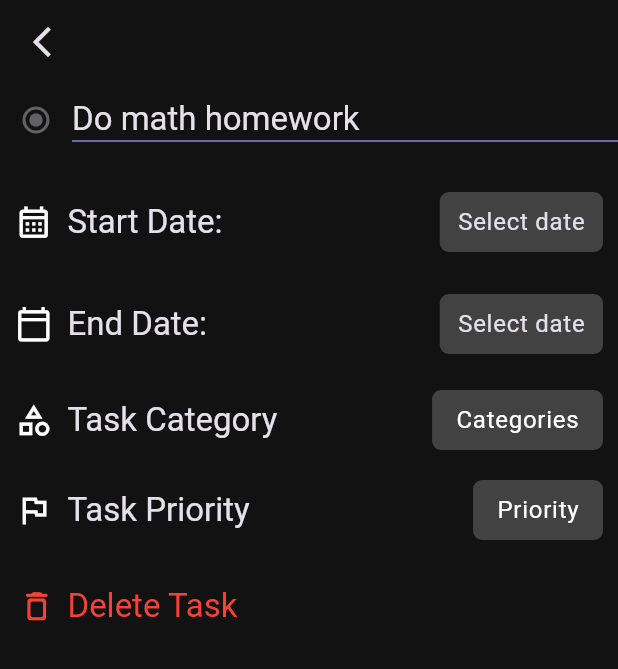
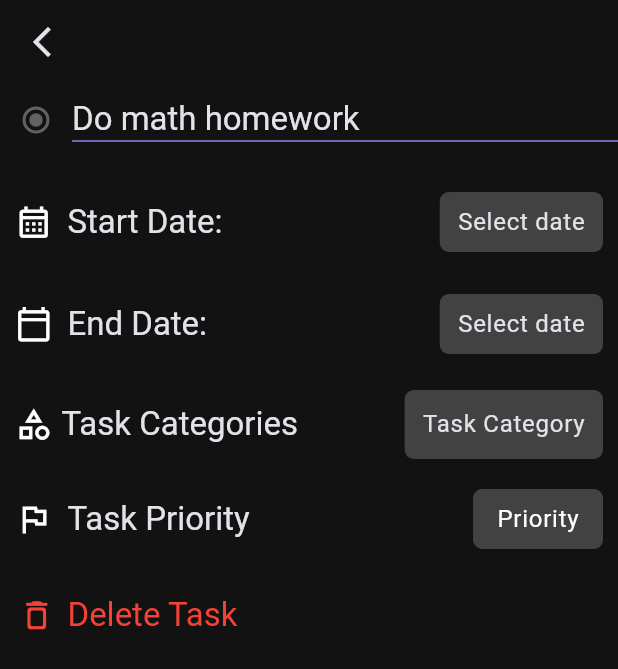
Before and after one commit to MajidiyM/todoListApp, a Flutter app: the DetailedTaskScreen screen opened by its route, on a phone screen of 412 x 824 dp. Shown: the top 669 px of the screen. Run offline on Flutter 3.47's test engine with Material 3 defaults, Android fonts, the phone set to English and light mode, and no system bars; our stand-ins replace auto_route, syncfusion_flutter_datepicker.

Commit message:
[Edit] Refactoring
Изменил архитектуру проекта и тайл категории таска

```diff
--- a/lib/data/categories.dart
+++ /dev/null
@@ -1,72 +0,0 @@
-import 'package:flutter/material.dart';
-
-import '../models/models.dart';
-
-final List<Category> categories = [
-  Category(
-    icon: Icons.local_grocery_store_outlined,
-    iconColor: Color(0xFF21A300),
-    label: "Grocery",
-    color: Color(0xFFCCFF80),
-  ),
-  Category(
-    icon: Icons.work_outline_outlined,
-    iconColor: Color(0xFFA31D00),
-    label: "Work",
-    color: Color(0xFFFF9680),
-  ),
-  Category(
-    icon: Icons.sports_outlined,
-    iconColor: Color(0xFF00A32F),
-    label: "Sport",
-    color: Color(0xFF80FFFF),
-  ),
-  Category(
-    icon: Icons.design_services_outlined,
-    iconColor: Color(0xFF00A372),
-    label: "Design",
-    color: Color(0xFF80FFD9),
-  ),
-  Category(
-    icon: Icons.school_outlined,
-    iconColor: Color(0xFF0055A3),
-    label: "University",
-    color: Color(0xFF809CFF),
-  ),
-  Category(
-    icon: Icons.people_outline,
-    iconColor: Color(0xFFA30089),
-    label: "Social",
-    color: Color(0xFFFF80EB),
-  ),
-  Category(
-    icon: Icons.music_note_outlined,
-    iconColor: Color(0xFFA000A3),
-    label: "Music",
-    color: Color(0xFFFC80FF),
-  ),
-  Category(
-    icon: Icons.health_and_safety_outlined,
-    iconColor: Color(0xFF00A3A3),
-    label: "Health",
-    color: Color(0xFF80FFA3),
-  ),
-  Category(
-    icon: Icons.video_camera_back_outlined,
-    iconColor: Color(0xFF0069A3),
-    label: "Movie",
-    color: Color(0xFF80D1FF),
-  ),
-  Category(
-    icon: Icons.home_outlined,
-    iconColor: Color(0xFFA30000),
-    label: "Home",
-    color: Color(0xFFFF8080),
-  ),
-  Category(
-    icon: Icons.add,
-    iconColor: Color(0xFF00A369),
-    label: "Create New",
-    color: Color(0xFF80FFD1),
-  ),
-];
--- a/lib/data/data.dart
+++ /dev/null
@@ -1,2 +0,0 @@
-export 'categories.dart';
-export 'priorities.dart';
--- a/lib/data/priorities.dart
+++ /dev/null
@@ -1,13 +0,0 @@
-import 'package:flutter/material.dart';
-
-import '../models/models.dart';
-
-final List<Priority> priorities = List.generate(
-  10,
-  (index) => Priority(
-    icon: Icons.flag,
-    iconColor: Colors.blueAccent,
-    label: (index + 1).toString(),
-    color: Colors.grey[800]!,
-  ),
-);
--- /dev/null
+++ b/lib/domain/models/category_model/category.dart
@@ -0,0 +1,14 @@
+import 'package:flutter/material.dart';
+
+class Category {
+  Category(
+      {required this.icon,
+      required this.iconColor,
+      required this.label,
+      required this.color});
+
+  final IconData icon;
+  final Color iconColor;
+  final String label;
+  final Color color;
+}
--- /dev/null
+++ b/lib/domain/models/priorities_model/priority.dart
@@ -0,0 +1,14 @@
+import 'package:flutter/material.dart';
+
+class Priority {
+  Priority(
+      {required this.icon,
+      required this.iconColor,
+      required this.label,
+      required this.color});
+
+  final IconData icon;
+  final Color iconColor;
+  final String label;
+  final Color color;
+}
--- /dev/null
+++ b/lib/domain/services/domain_categories_services.dart
@@ -0,0 +1,5 @@
+import '../models/category_model/category.dart';
+
+abstract class CategoriesService {
+  Future<List<Category>> getCategories();
+}
--- /dev/null
+++ b/lib/domain/services/domain_priorities_services.dart
@@ -0,0 +1,5 @@
+import '../models/priorities_model/priority.dart';
+
+abstract class PrioritiesServices {
+  Future<List<Priority>> getPriorirties();
+}
--- a/lib/router/router.dart
+++ b/lib/router/router.dart
@@ -1,8 +1,9 @@
 import 'package:auto_route/auto_route.dart';
-import 'package:todo_list_app/screens/detailed_task_screen/detailed_screen.dart';
 import 'package:todo_list_app/screens/home_screen/home.dart';
 import 'package:todo_list_app/screens/settings_screen/settings.dart';
 import 'package:todo_list_app/screens/tasks_screen/tasks_screen.dart';
+
+import '../screens/detailed_task_screen/view/detailed_task_screen.dart';
 
 part 'router.gr.dart';
 
--- a/lib/screens/detailed_task_screen/detailed_screen.dart
+++ /dev/null
@@ -1,2 +0,0 @@
-export 'view/view.dart';
-export 'widgets/widgets.dart';
--- a/lib/screens/detailed_task_screen/view/detailed_task_screen.dart
+++ b/lib/screens/detailed_task_screen/view/detailed_task_screen.dart
@@ -3,7 +3,9 @@ import 'package:flutter/material.dart';
 import 'package:intl/intl.dart';
 import 'package:syncfusion_flutter_datepicker/datepicker.dart';
 import 'package:todo_list_app/router/router.dart';
+import 'package:todo_list_app/screens/detailed_task_screen/widgets/tile_detailed_card.dart';
 
+import '../dialogs/show_category_dialog.dart';
 import '../widgets/widgets.dart';
 
 @RoutePage()
@@ -211,25 +213,38 @@ class _DetailedTaskScreenState extends State<DetailedTaskScreen> {
               ),
             ),
             // Task Category
+            // SliverToBoxAdapter(
+            //   child: Padding(
+            //     padding: const EdgeInsets.symmetric(horizontal: 10),
+            //     child: TaskProperties(
+            //       title: "Task Categories",
+            //       items: categories,
+            //       icon: Icons.category_outlined,
+            //       text: "Task Category",
+            //       selectedItem: selectedCategory,
+            //       onSelected: (selected) {
+            //         setState(() {
+            //           selectedCategory = selected;
+            //         });
+            //       },
+            //       onTap: () => _showSelectionDialog,
+            //     ),
+            //   ),
+            // ),
+            // SizedBox
+
             SliverToBoxAdapter(
               child: Padding(
                 padding: const EdgeInsets.symmetric(horizontal: 10),
-                child: TaskProperties(
+                child: TileDetailedCard(
+                  icon: Icons.category_outlined,
                   title: "Task Categories",
-                  items: categories,
-                  icon: Icons.category_outlined,
-                  text: "Task Category",
-                  selectedItem: selectedCategory,
-                  onSelected: (selected) {
-                    setState(() {
-                      selectedCategory = selected;
-                    });
-                  },
-                  onTap: () => _showSelectionDialog,
+                  additionalTitle: "Task Category",
+                  onTap: () => showCategoryDialog(context),
                 ),
               ),
             ),
-            // SizedBox
+
             SliverToBoxAdapter(
               child: SizedBox(
                 height: 20.0,
--- a/lib/screens/detailed_task_screen/view/view.dart
+++ /dev/null
@@ -1 +0,0 @@
-export 'detailed_task_screen.dart';
--- a/lib/screens/detailed_task_screen/widgets/task_properties.dart
+++ b/lib/screens/detailed_task_screen/widgets/task_properties.dart
@@ -1,5 +1,6 @@
 import 'package:flutter/material.dart';
-import 'package:todo_list_app/screens/detailed_task_screen/detailed_screen.dart';
+import 'package:todo_list_app/screens/detailed_task_screen/widgets/task_poperties_button.dart';
+import 'package:todo_list_app/screens/detailed_task_screen/widgets/task_properties_dialog.dart';
 
 class TaskProperties extends StatelessWidget {
   const TaskProperties({
--- /dev/null
+++ b/lib/screens/detailed_task_screen/widgets/tile_detailed_card.dart
@@ -0,0 +1,49 @@
+import 'package:flutter/material.dart';
+
+class TileDetailedCard extends StatelessWidget {
+  const TileDetailedCard(
+      {super.key,
+      required this.icon,
+      required this.title,
+      required this.additionalTitle,
+      this.onTap});
+
+  final IconData icon;
+  final String title;
+  final String additionalTitle;
+  final VoidCallback? onTap;
+
+  @override
+  Widget build(BuildContext context) {
+    final theme = Theme.of(context);
+    return Row(
+      children: [
+        Expanded(
+          child: Row(
+            children: [
+              Icon(
+                icon,
+                size: 25,
+              ),
+              const SizedBox(width: 6),
+              Text(title, style: theme.textTheme.titleLarge),
+            ],
+          ),
+        ),
+        Material(
+          clipBehavior: Clip.hardEdge,
+          color: Colors.grey[800],
+          borderRadius: const BorderRadius.all(Radius.circular(6)),
+          child: InkWell(
+            onTap: onTap,
+            child: Padding(
+              padding:
+                  const EdgeInsets.symmetric(horizontal: 12.0, vertical: 11),
+              child: Text(additionalTitle, style: theme.textTheme.bodyLarge),
+            ),
+          ),
+        ),
+      ],
+    );
+  }
+}
```
Also changed, not shown: lib/data/services/categories_service.dart (added, +78 -0 lines), lib/data/services/priorities_services.dart (added, +25 -0 lines), lib/screens/detailed_task_screen/dialogs/show_category_dialog.dart (added, +71 -0 lines).
